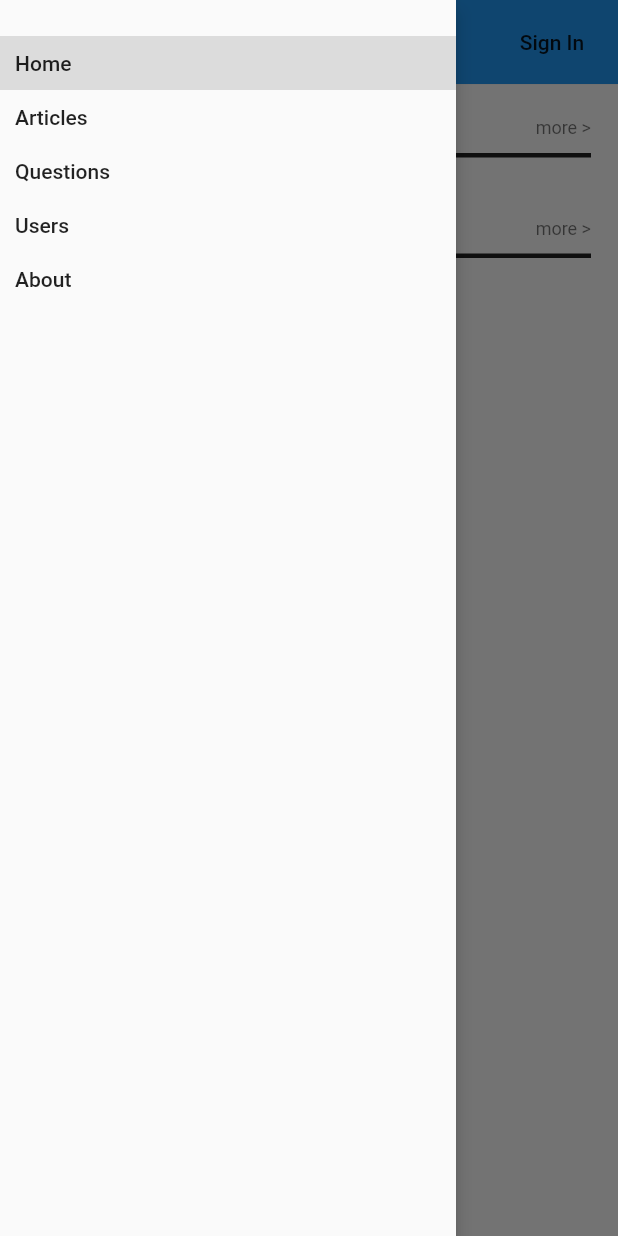
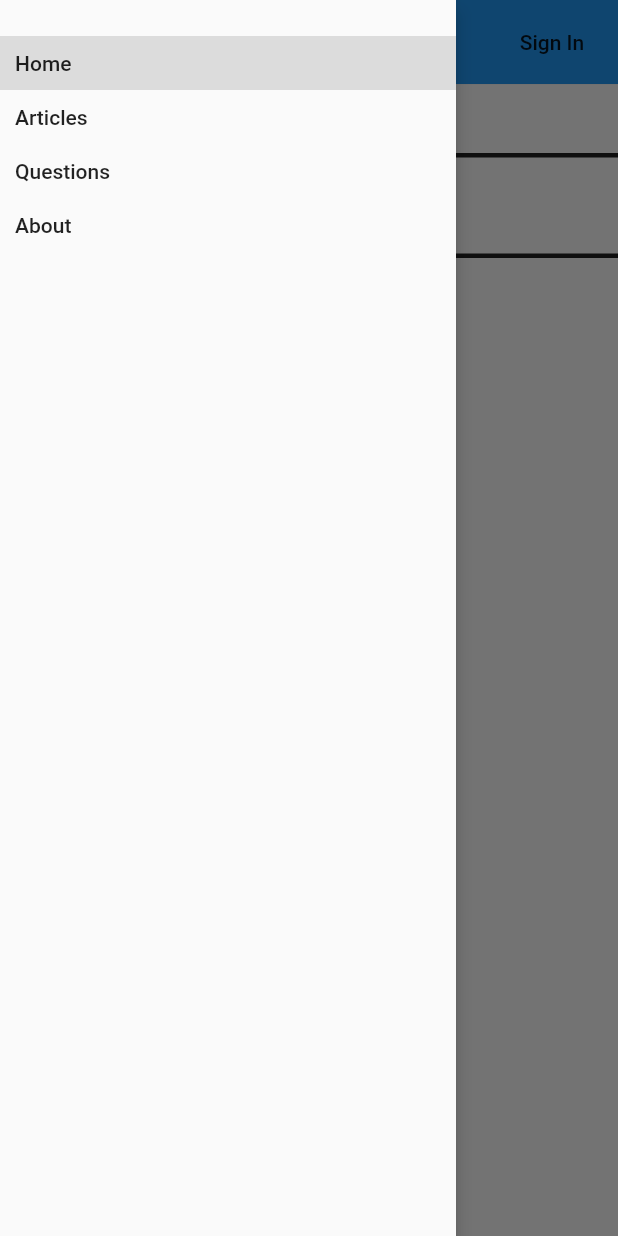
Before and after one commit to flutterstudygn/stackoverflutter, a Flutter app: the screen it shows after launch, with the side drawer open, on a phone screen of 412 x 824 dp. Run offline on Flutter 3.47's test engine with Material 2 defaults, Android fonts, the light colour scheme and no system bars; our stand-ins replace flutter_signin_button, google_sign_in, page_transition, rxdart; missing offline and left inert: firebase, google_sign_in_web; accounts and stored records are empty; generated files the repository leaves out were written again.

Commit message:
[Update] UserApi 수정 및 UsersPage 작업.
- UserApi의 readUserByUid()의 동작을 Future에서 보다 명확히 알기위해 예외 상황시 null이 아닌 Exception을 throw 하도록 변경.
- 현재 구현 가능한 UsersPage작업. 향후 작업 필요 부분 todo 주석 작성.
- GlobalLayout의 menu에서 User 메뉴 제거. Users페이지의 경로가 중첩되고 로그인하지 않은 경우 불필요하다고 판단.

```diff
--- a/lib/src/view/global_layout.dart
+++ b/lib/src/view/global_layout.dart
@@ -6,6 +6,7 @@ import 'package:provider/provider.dart';
 import 'package:stackoverflutter/src/bloc/home_bloc.dart';
 import 'package:stackoverflutter/src/bloc/session_bloc.dart';
 import 'package:stackoverflutter/src/model/contents/contents_item.dart';
+import 'package:stackoverflutter/src/view/page/page_users.dart';
 
 const double CONTENTS_MIN_WIDTH = 700;
 const double CONTENTS_MAX_WIDTH = 800;
@@ -72,7 +73,7 @@ class GlobalLayout extends StatelessWidget {
                       case 'profile':
                         if (sessionBloc.currentUser?.id != null) {
                           Navigator.of(context).pushNamed(
-                            '/users?id=${sessionBloc.currentUser.id}',
+                            UsersPage.routeName,
                             arguments: sessionBloc.currentUser,
                           );
                         }
@@ -138,12 +139,12 @@ class GlobalLayout extends StatelessWidget {
                     width: menuWidth,
                   ),
           Expanded(
-            child: Container(
-              constraints: BoxConstraints(
-                minWidth: contentsMinWidth,
-                maxWidth: CONTENTS_MIN_WIDTH,
+            child: SingleChildScrollView(
+              scrollDirection: Axis.horizontal,
+              child: Container(
+                constraints: BoxConstraints.tightFor(width: CONTENTS_MIN_WIDTH),
+                child: body,
               ),
-              child: body,
             ),
           ),
           if (hasSideExtra)
@@ -160,7 +161,6 @@ class GlobalLayout extends StatelessWidget {
         _buildMenuItem(context, 'Home', path: '/', isSelected: path == '/'),
         _buildMenuItem(context, 'Articles', path: '/articles'),
         _buildMenuItem(context, 'Questions', path: '/questions'),
-        _buildMenuItem(context, 'Users', path: '/users'),
         _buildMenuItem(context, 'About', path: '/about'),
       ],
     );
```
Also changed, not shown: lib/src/apis/user/user_api.dart (+15 -14 lines), lib/src/view/page/page_users.dart (+54 -13 lines).
